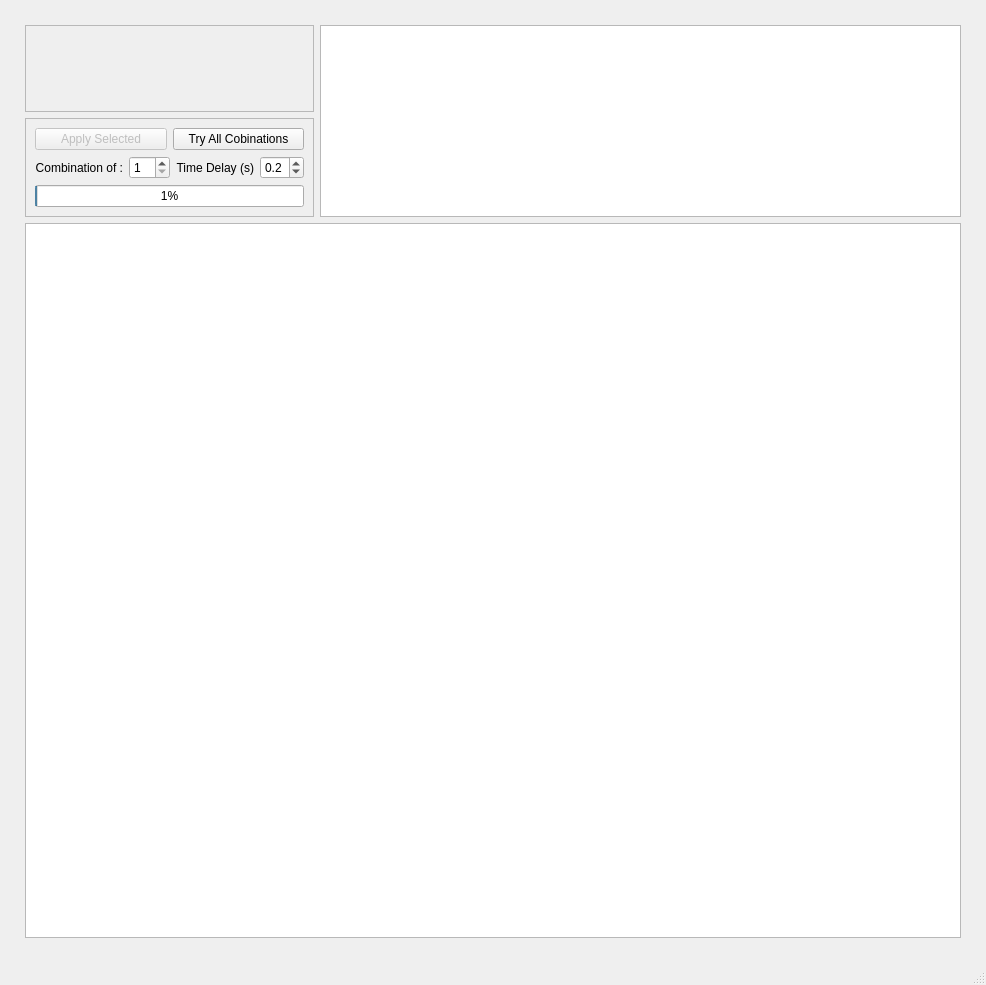
This is uis/RefChooser.ui in pattammattel/MIDAS_Admin as Qt 5 draws it before an edit. The edited form follows.
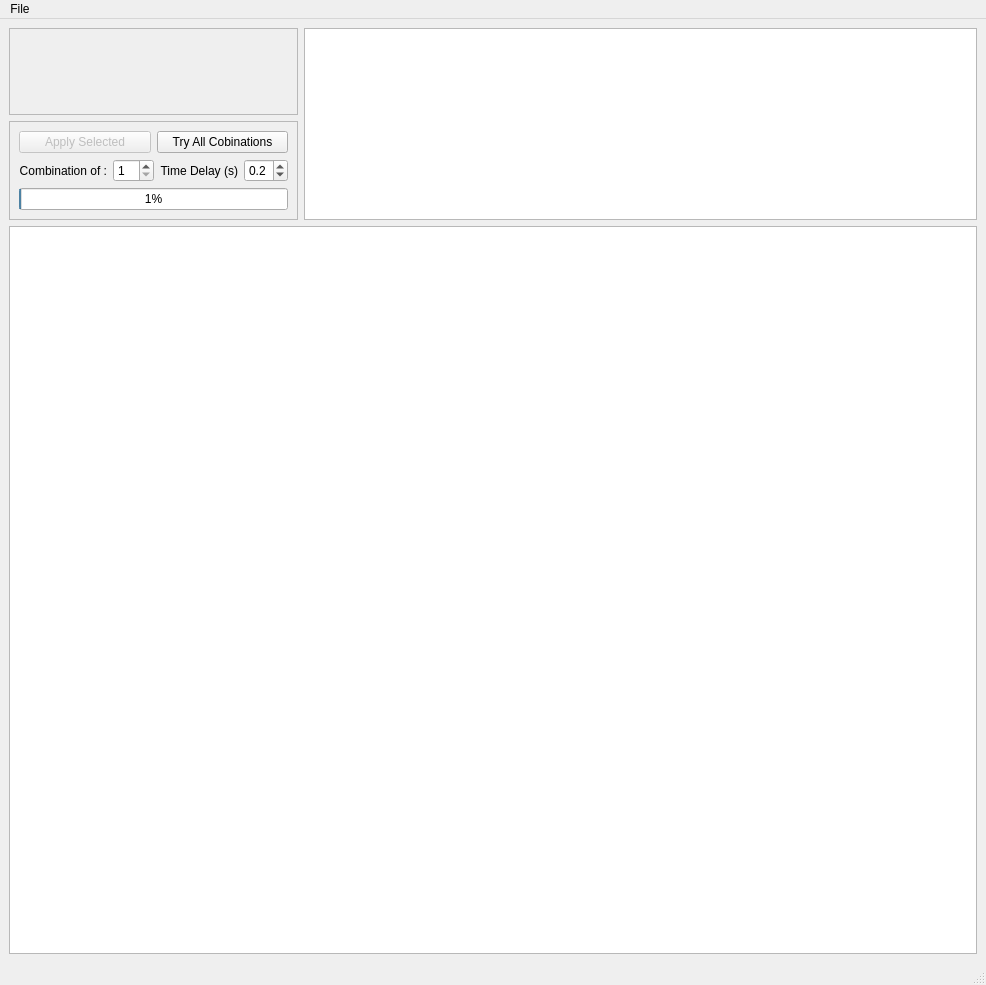
This is the edited form. Custom widgets are drawn as their Qt base class.

Commit message: improved xanes fitting flow

What changed in the file:
```diff
--- a/uis/RefChooser.ui
+++ b/uis/RefChooser.ui
@@ -21,21 +21,6 @@
   </property>
   <widget class="QWidget" name="centralwidget">
    <layout class="QGridLayout" name="gridLayout">
-    <property name="leftMargin">
-     <number>25</number>
-    </property>
-    <property name="topMargin">
-     <number>25</number>
-    </property>
-    <property name="rightMargin">
-     <number>25</number>
-    </property>
-    <property name="bottomMargin">
-     <number>25</number>
-    </property>
-    <item row="0" column="1" rowspan="2">
-     <widget class="PlotWidget" name="stat_view"/>
-    </item>
     <item row="0" column="0">
      <widget class="QFrame" name="ref_box_frame">
       <property name="sizePolicy">
@@ -53,6 +38,9 @@
       <layout class="QGridLayout" name="gridLayout_2"/>
      </widget>
     </item>
+    <item row="0" column="1" rowspan="2">
+     <widget class="PlotWidget" name="stat_view"/>
+    </item>
     <item row="1" column="0">
      <widget class="QFrame" name="pb_frame">
       <property name="sizePolicy">
@@ -164,8 +152,20 @@
      <height>27</height>
     </rect>
    </property>
+   <widget class="QMenu" name="menuFile">
+    <property name="title">
+     <string>File</string>
+    </property>
+    <addaction name="actionExport_Results_csv"/>
+   </widget>
+   <addaction name="menuFile"/>
   </widget>
   <widget class="QStatusBar" name="statusbar"/>
+  <action name="actionExport_Results_csv">
+   <property name="text">
+    <string>Export Results (.csv)</string>
+   </property>
+  </action>
  </widget>
  <customwidgets>
   <customwidget>
```
The commit also changes 1 other file.
